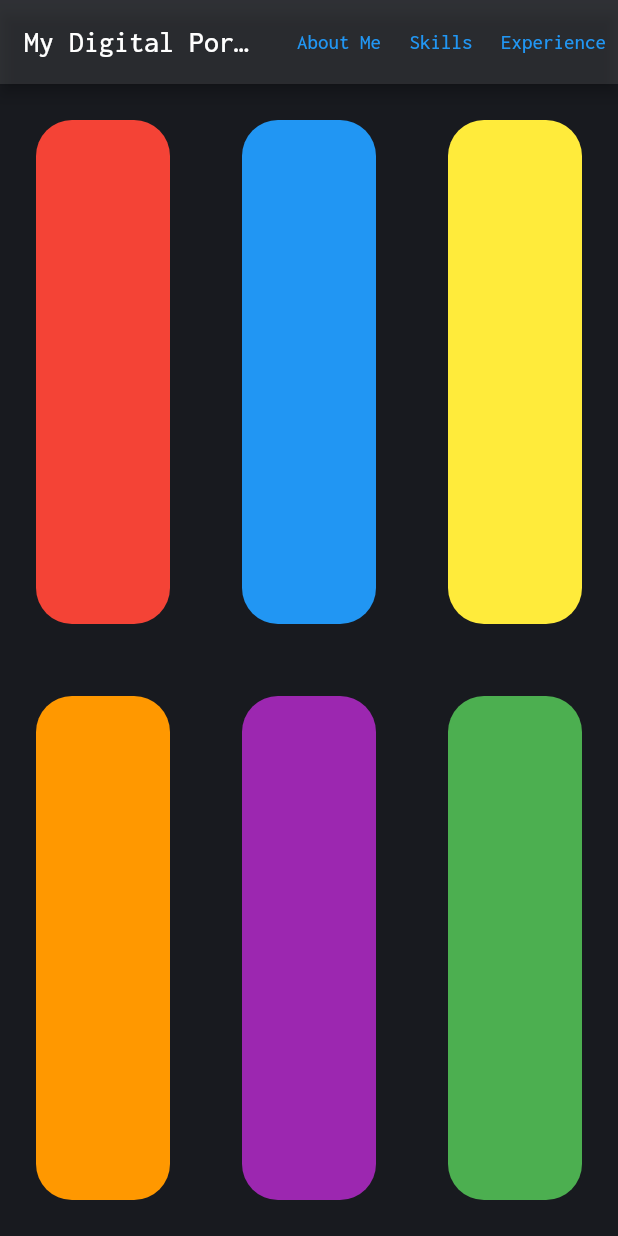
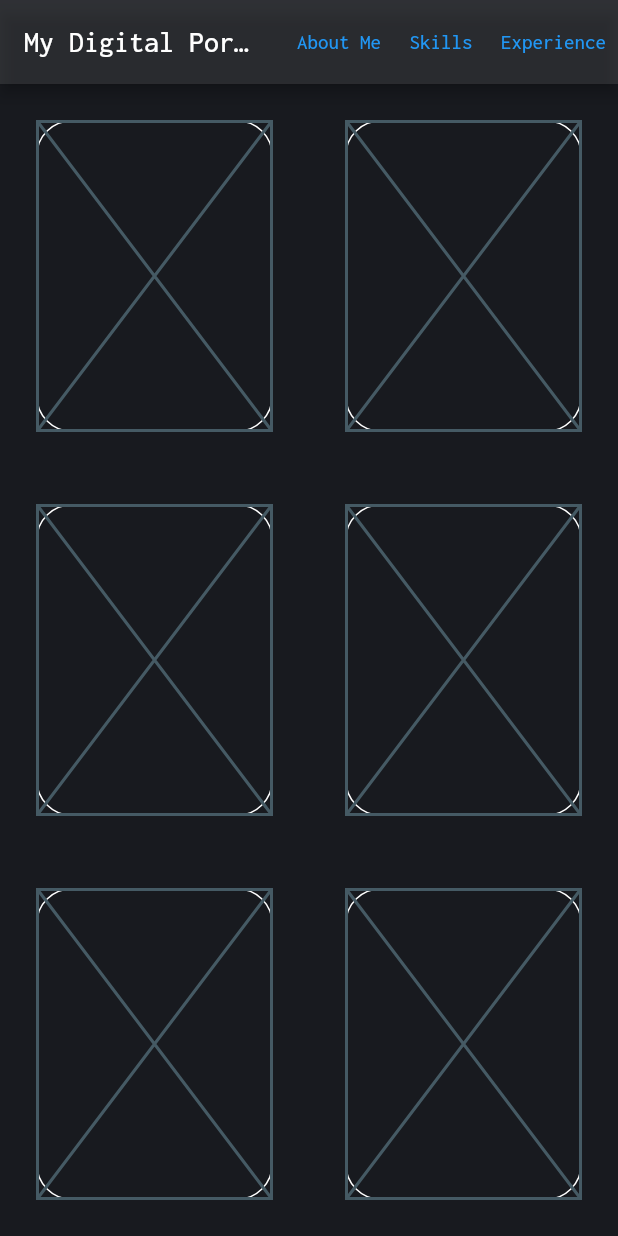
Before and after one commit to mannders00/website, a Flutter app: the screen it shows after launch, after a tap on "Skills", on a phone screen of 412 x 824 dp. Run offline on Flutter 3.47's test engine with Material 2 defaults, Android fonts, the phone set to English and light mode, and no system bars; our stand-ins replace google_fonts.

```diff
--- a/lib/widgets/Home.dart
+++ b/lib/widgets/Home.dart
@@ -58,7 +58,7 @@ class AboutMe extends StatelessWidget {
 
   String summary =
   '''
-  Lorem ipsum dolor sit amet, consectetur adipiscing elit, sed do eiusmod tempor incididunt ut labore et dolore magna aliqua. Ut enim ad minim veniam, quis nostrud exercitation ullamco laboris nisi ut aliquip ex ea commodo consequat. Duis aute irure dolor in reprehenderit in voluptate velit esse cillum dolore eu fugiat nulla pariatur. Excepteur sint occaecat cupidatat non proident, sunt in culpa qui officia deserunt mollit anim id est laborum.
+  hi
   ''';
 
   @override
@@ -75,8 +75,8 @@ class AboutMe extends StatelessWidget {
           )
         ),
         Expanded(
-          child: Container(
-            padding: const EdgeInsets.fromLTRB(24, 4, 24, 4),
+          child: FractionallySizedBox (
+            widthFactor: 0.5,
             child: Text(
               summary,
               style: const TextStyle(color: Colors.white,),
@@ -96,91 +96,84 @@ class Skills extends StatelessWidget {
   final double _cellPadding = 24;
   final double _cellRadius = 24;
 
+  Widget getContentPanel(Widget content) {
+    return Expanded(
+      child: Container(
+        padding: EdgeInsets.all(_cellPadding),
+        child: AspectRatio (
+          aspectRatio: 4/3,
+          child: Container(
+            decoration: BoxDecoration(borderRadius: const BorderRadius.all(Radius.circular(24)), border: Border.all(color: Colors.white)),
+            child: content,
+          )
+        )
+      ),
+    );
+  }
+
   @override
   Widget build(BuildContext context) {
+    return LayoutBuilder(
+      builder: (context, constraints) {
+        if(constraints.maxWidth / constraints.maxHeight > 1) {
+          return _buildWideGallery();
+        } else {
+          return _buildTallGallery();
+        }
+      }
+    );
+  }
+
+  Widget _buildWideGallery(){
     return Column (
       children: [
         Expanded(
           child: Row(
             children : [
-              Expanded(
-                child: Container(
-                  padding: EdgeInsets.all(_cellPadding),
-                  child: Container(
-                    decoration: BoxDecoration(
-                      borderRadius: BorderRadius.circular(_cellRadius),
-                      color: Colors.red,
-                    ),
-                  )
-                ),
-              ),
-              Expanded(
-                child: Container(
-                  padding: EdgeInsets.all(_cellPadding),
-                  child: Container(
-                    decoration: BoxDecoration(
-                      borderRadius: BorderRadius.circular(_cellRadius),
-                      color: Colors.blue,
-                    ),
-                  )
-                ),
-              ),
-              Expanded(
-                child: Container(
-                  padding: EdgeInsets.all(_cellPadding),
-                  child: Container(
-                    decoration: BoxDecoration(
-                      borderRadius: BorderRadius.circular(_cellRadius),
-                      color: Colors.yellow,
-                    ),
-                  )
-                ),
-              )
+              getContentPanel(const Placeholder()), // Programming languages
+              getContentPanel(const Placeholder()), // Linux
+              getContentPanel(const Placeholder()), // Flutter
             ]
           ),
         ),
         Expanded (
           child: Row(
             children : [
-              Expanded(
-                child: Container(
-                  padding: EdgeInsets.all(_cellPadding),
-                  child: Container(
-                    decoration: BoxDecoration(
-                      borderRadius: BorderRadius.circular(_cellRadius),
-                      color: Colors.orange,
-                    ),
-                  )
-                ),
-              ),
-              Expanded(
-                child: Container(
-                  padding: EdgeInsets.all(_cellPadding),
-                  child: Container(
-                    decoration: BoxDecoration(
-                      borderRadius: BorderRadius.circular(_cellRadius),
-                      color: Colors.purple,
-                    ),
-                  )
-                ),
-              ),
-              Expanded(
-                child: Container(
-                  padding: EdgeInsets.all(_cellPadding),
-                  child: Container(
-                    decoration: BoxDecoration(
-                      borderRadius: BorderRadius.circular(_cellRadius),
-                      color: Colors.green,
-                    ),
-                  )
-                ),
-              )
+              getContentPanel(const Placeholder()), // Docker
+              getContentPanel(const Placeholder()), // Unity3D
+              getContentPanel(const Placeholder()), // NeoVim
             ]
           ),
         ),
       ],
     );
   }
+
+  Widget _buildTallGallery(){
+    return Row (
+      children: [
+        Expanded(
+          child: Column(
+            children : [
+              getContentPanel(const Placeholder()), // Programming languages
+              getContentPanel(const Placeholder()), // Linux
+              getContentPanel(const Placeholder()), // Flutter
+            ]
+          ),
+        ),
+        Expanded (
+          child: Column(
+            children : [
+              getContentPanel(const Placeholder()), // Docker
+              getContentPanel(const Placeholder()), // Unity3D
+              getContentPanel(const Placeholder()), // NeoVim
+            ]
+          ),
+        ),
+      ],
+    );
+  }
+
 }
 
 class Experience extends StatelessWidget {
--- a/pubspec.yaml
+++ b/pubspec.yaml
@@ -60,7 +60,13 @@ flutter:
 
   # To add assets to your application, add an assets section, like this:
   assets:
+    - assets/c.png
+    - assets/flutter.png
+    - assets/go.png
+    - assets/haskell.png
+    - assets/java.png
     - assets/profile.jpg
+    - assets/python.png
   #   - images/a_dot_ham.jpeg
 
   # An image asset can refer to one or more resolution-specific "variants", see
```
Also changed, not shown: assets/c.png (added), assets/flutter.png (added), assets/go.png (added), assets/haskell.png (added), assets/java.png (added), assets/python.png (added).
